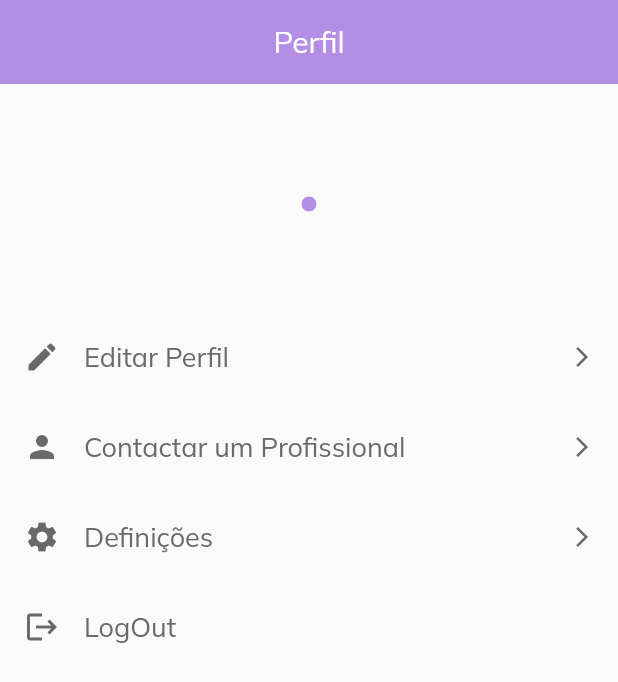
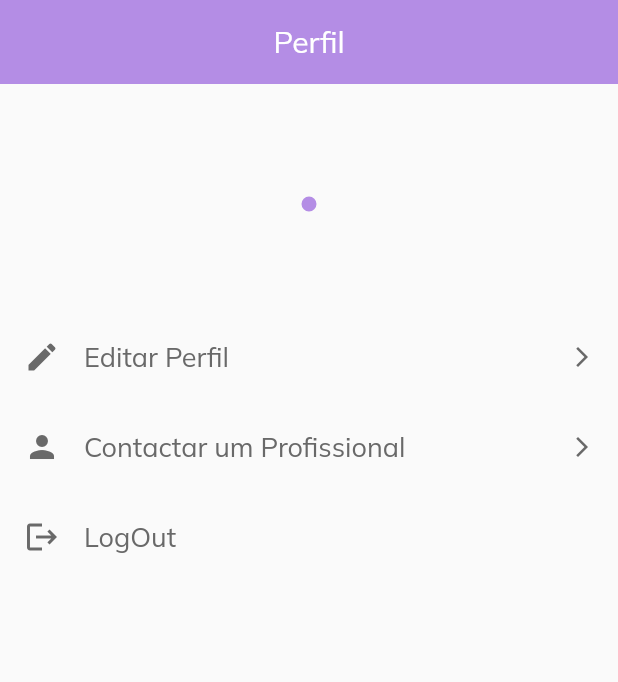
Before and after one commit to MartaMariz/PI_PCAs, a Flutter app: the Profile screen opened directly, on a phone screen of 412 x 824 dp. Shown: the top 682 px of the screen. Run offline on Flutter 3.47's test engine with Material 2 defaults, Android fonts, the phone set to English and light mode, and no system bars; our stand-ins replace cloud_firestore, firebase_auth, firebase_core, firebase_messaging, flutter_local_notifications, flutter_native_timezone and 1 more; accounts and stored records are empty.

Commit message:
Removed testing notification and useless button

```diff
--- a/lib/view/pages/profile_view.dart
+++ b/lib/view/pages/profile_view.dart
@@ -137,7 +137,6 @@ class _ProfileState extends State<Profile>{
                   children: [
                     ProfileButton (text: 'Editar Perfil', iconData: Icons.edit, redirect: EditPage(user: user)),
                     const ProfileButton (text: 'Contactar um Profissional', iconData: Icons.person, redirect: Contacts()),
-                    ProfileButton (text: 'Definições', iconData: Icons.settings, redirect: const Contacts()),
                     ProfileButton (text: 'LogOut', iconData: Icons.logout, redirect: LogOutPage()),
                   ],
 
--- a/lib/view/widgets/module_card.dart
+++ b/lib/view/widgets/module_card.dart
@@ -28,9 +28,6 @@ class ModuleCard extends StatelessWidget{
           ;
         }
         else {
-          Provider.of<NotificationService>(context, listen: false).showNotification(
-            CustomNotification(id: 1, title: 'Teste', body: 'Funciona', payload: ''),
-          );
           Navigator.push(context, MaterialPageRoute(
             builder: (context) => ModuleView(module: module,),));
         }
```
